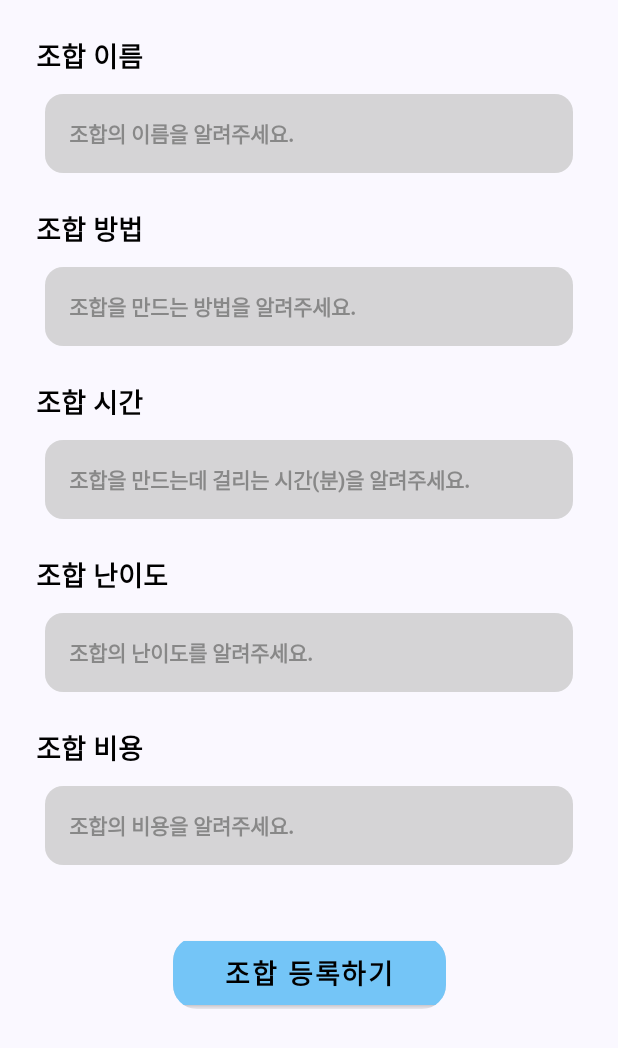
After one commit to GDSC-Daejin/ConviWizard_Android, an Android app built with Jetpack Compose: the WriteScreen screen opened through its navigation route, on a phone screen of 412 x 824 dp. The commit adds this screen. Shown: the top 1048 px of the screen. Run offline under Robolectric (Android 15) with nearby library versions, the phone set to English and light mode, and no system bars; pictures from the network do not load.

Commit message:
Feat: rough WriteScreen 구현

```diff
--- a/app/src/main/java/com/soopeach/conviwizard/ui/screen/AppScreen.kt
+++ b/app/src/main/java/com/soopeach/conviwizard/ui/screen/AppScreen.kt
@@ -31,6 +31,7 @@ import com.soopeach.conviwizard.ui.screen.recommendation.RecommendationScreen
 import com.soopeach.conviwizard.ui.screen.Screen.Companion.bottomNavigationItems
 import com.soopeach.conviwizard.ui.screen.detail.DetailScreen
 import com.soopeach.conviwizard.ui.screen.home.HomeScreen
+import com.soopeach.conviwizard.ui.screen.home.WriteScreen
 import com.soopeach.conviwizard.ui.screen.like.LikeScreen
 import com.soopeach.conviwizard.ui.screen.mypage.MyPageScreen
 
@@ -115,6 +116,10 @@ fun AppScreenContent(
                 HomeScreen(navController)
             }
 
+            composable(Screen.Write.route) {
+                WriteScreen(navController)
+            }
+
             composable(
                 Screen.Detail.route,
                 Screen.Detail.arguments
--- a/app/src/main/java/com/soopeach/conviwizard/ui/screen/Screen.kt
+++ b/app/src/main/java/com/soopeach/conviwizard/ui/screen/Screen.kt
@@ -34,6 +34,11 @@ sealed class Screen(
         selectedIconImageVector = Icons.Filled.Home,
     )
 
+    data object Write : Screen(
+        route = "write",
+        stringResourceId = R.string.write,
+    )
+
     data object Detail: Screen(
         route = "detail/{postId}",
         stringResourceId = R.string.detail,
--- a/app/src/main/java/com/soopeach/conviwizard/ui/screen/home/HomeScreen.kt
+++ b/app/src/main/java/com/soopeach/conviwizard/ui/screen/home/HomeScreen.kt
@@ -21,6 +21,7 @@ import androidx.compose.ui.unit.dp
 import androidx.navigation.NavHostController
 import com.soopeach.conviwizard.R
 import com.soopeach.conviwizard.ui.components.CombinationRow
+import com.soopeach.conviwizard.ui.screen.Screen
 
 @OptIn(ExperimentalFoundationApi::class)
 @Composable
@@ -88,7 +89,7 @@ fun HomeScreen(
                     .padding(24.dp),
                 contentAlignment = Alignment.CenterEnd
             ) {
-                FloatingActionButton(onClick = { /*TODO*/ }) {
+                FloatingActionButton(onClick = { navController.navigate(Screen.Write.route) }) {
                     Image(
                         painter = painterResource(id = R.drawable.pencil),
                         contentDescription = "글쓰기 버튼"
--- /dev/null
+++ b/app/src/main/java/com/soopeach/conviwizard/ui/screen/home/WriteScreen.kt
@@ -0,0 +1,167 @@
+package com.soopeach.conviwizard.ui.screen.home
+
+import androidx.compose.foundation.layout.Box
+import androidx.compose.foundation.layout.Column
+import androidx.compose.foundation.layout.Spacer
+import androidx.compose.foundation.layout.fillMaxSize
+import androidx.compose.foundation.layout.fillMaxWidth
+import androidx.compose.foundation.layout.padding
+import androidx.compose.foundation.shape.RoundedCornerShape
+import androidx.compose.material.Button
+import androidx.compose.material.ButtonDefaults
+import androidx.compose.material.Text
+import androidx.compose.runtime.Composable
+import androidx.compose.runtime.getValue
+import androidx.compose.runtime.mutableStateOf
+import androidx.compose.runtime.remember
+import androidx.compose.runtime.setValue
+import androidx.compose.ui.Alignment
+import androidx.compose.ui.Modifier
+import androidx.compose.ui.draw.clip
+import androidx.compose.ui.graphics.Color
+import androidx.compose.ui.text.font.FontWeight
+import androidx.compose.ui.unit.dp
+import androidx.compose.ui.unit.sp
+import androidx.navigation.NavHostController
+import com.soopeach.conviwizard.ui.components.BasicInputTextForm
+
+@Composable
+fun WriteScreen(
+    navController: NavHostController,
+) {
+
+    Column(
+        modifier = Modifier
+            .fillMaxSize()
+            .padding(24.dp)
+    ) {
+
+        Text(
+            text = "조합 이름",
+            fontSize = 18.sp,
+            fontWeight = FontWeight.Bold
+        )
+
+        Spacer(modifier = Modifier.padding(6.dp))
+
+        var combinationName by remember { mutableStateOf("") }
+
+        BasicInputTextForm(
+            modifier = Modifier
+                .fillMaxWidth()
+                .padding(horizontal = 6.dp),
+            value = combinationName, hint = "조합의 이름을 알려주세요."
+        ) {
+            combinationName = it
+        }
+
+        Spacer(modifier = Modifier.padding(12.dp))
+
+        Text(
+            text = "조합 방법",
+            fontSize = 18.sp,
+            fontWeight = FontWeight.Bold
+        )
+
+        Spacer(modifier = Modifier.padding(6.dp))
+
+        var combinationContent by remember { mutableStateOf("") }
+
+        BasicInputTextForm(
+            modifier = Modifier
+                .fillMaxWidth()
+                .padding(horizontal = 6.dp),
+            value = combinationContent, hint = "조합을 만드는 방법을 알려주세요."
+        ) {
+            combinationContent = it
+        }
+
+        Spacer(modifier = Modifier.padding(12.dp))
+
+        Text(
+            text = "조합 시간",
+            fontSize = 18.sp,
+            fontWeight = FontWeight.Bold
+        )
+
+        Spacer(modifier = Modifier.padding(6.dp))
+
+        var cookingTime by remember { mutableStateOf("") }
+
+        BasicInputTextForm(
+            modifier = Modifier
+                .fillMaxWidth()
+                .padding(horizontal = 6.dp),
+            value = cookingTime, hint = "조합을 만드는데 걸리는 시간(분)을 알려주세요."
+        ) {
+            cookingTime = it
+        }
+
+        Spacer(modifier = Modifier.padding(12.dp))
+
+        Text(
+            text = "조합 난이도",
+            fontSize = 18.sp,
+            fontWeight = FontWeight.Bold
+        )
+
+        Spacer(modifier = Modifier.padding(6.dp))
+
+        var cookingLevel by remember { mutableStateOf("") }
+
+        BasicInputTextForm(
+            modifier = Modifier
+                .fillMaxWidth()
+                .padding(horizontal = 6.dp),
+            value = cookingLevel, hint = "조합의 난이도를 알려주세요."
+        ) {
+            cookingLevel = it
+        }
+
+        Spacer(modifier = Modifier.padding(12.dp))
+
+        Text(
+            text = "조합 비용",
+            fontSize = 18.sp,
+            fontWeight = FontWeight.Bold
+        )
+
+        Spacer(modifier = Modifier.padding(6.dp))
+
+        var totalPrice by remember { mutableStateOf("") }
+
+        BasicInputTextForm(
+            modifier = Modifier
+                .fillMaxWidth()
+                .padding(horizontal = 6.dp),
+            value = totalPrice, hint = "조합의 비용을 알려주세요."
+        ) {
+            totalPrice = it
+        }
+
+        Spacer(modifier = Modifier.padding(24.dp))
+
+        Box(
+            modifier = Modifier.fillMaxWidth(),
+            contentAlignment = Alignment.Center
+        ) {
+            Button(
+                modifier = Modifier
+                    .fillMaxWidth(0.5f)
+                    .clip(RoundedCornerShape(16.dp)),
+                colors = ButtonDefaults.buttonColors(
+                    backgroundColor = Color(0xFF74C5F7),
+                    contentColor = Color.Black
+                ),
+                onClick = {
+
+                }) {
+                Text(
+                    text = "조합 등록하기",
+                    fontSize = 18.sp,
+                    fontWeight = FontWeight.Bold
+                )
+            }
+        }
+    }
+}
--- a/app/src/main/res/values/strings.xml
+++ b/app/src/main/res/values/strings.xml
@@ -6,4 +6,5 @@
     <string name="mypage">myPage</string>
     <string name="recommendation">recommendation</string>
     <string name="detail">detail</string>
+    <string name="write">write</string>
 </resources>
```
